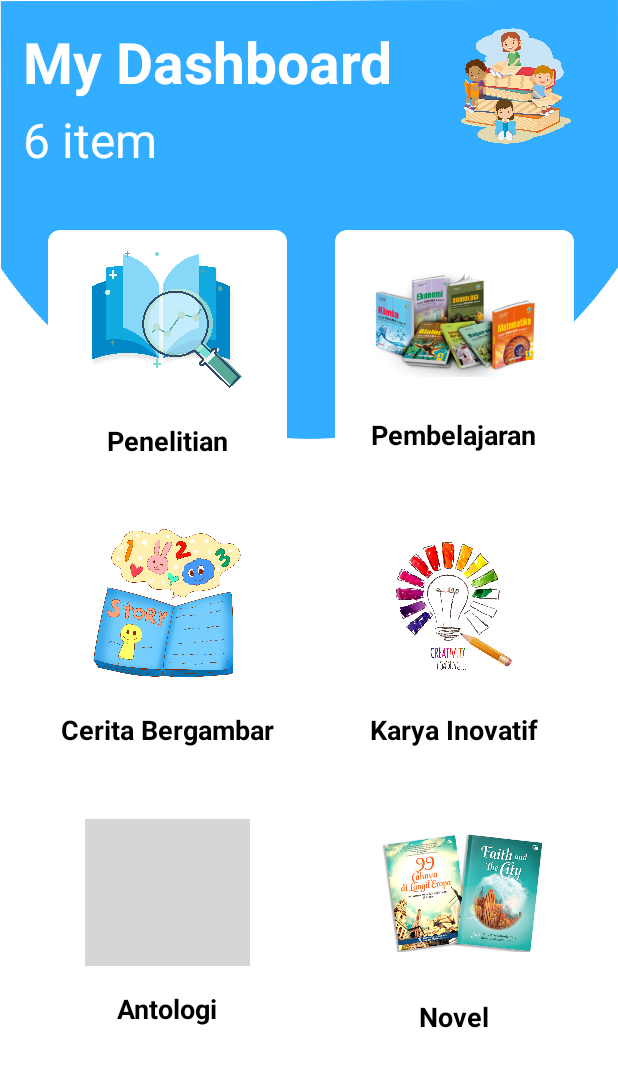
After one commit to koka180600/UIUXAplikasiMobile, an Android app: the DashboardActivity screen opened directly, with no data from a screen before it, on a phone screen of 412 x 824 dp. The commit adds this screen. Shown: the top 1067 px of the screen. Run offline under Robolectric (Android 15) with nearby library versions, the light colour scheme and no system bars; grey boxes are pictures that could not be loaded.

Commit message:
DashboardActivity

```diff
--- a/app/src/main/AndroidManifest.xml
+++ b/app/src/main/AndroidManifest.xml
@@ -9,6 +9,9 @@
         android:roundIcon="@mipmap/ic_launcher_round"
         android:supportsRtl="true"
         android:theme="@style/Theme.UIUXLogin">
+        <activity
+            android:name=".DashboardActivity"
+            android:exported="true" />
         <activity
             android:name=".LoginActivity"
             android:exported="false" />
--- /dev/null
+++ b/app/src/main/java/com/example/uiuxlogin/DashboardActivity.java
@@ -0,0 +1,14 @@
+package com.example.uiuxlogin;
+
+import androidx.appcompat.app.AppCompatActivity;
+
+import android.os.Bundle;
+
+public class DashboardActivity extends AppCompatActivity {
+
+    @Override
+    protected void onCreate(Bundle savedInstanceState) {
+        super.onCreate(savedInstanceState);
+        setContentView(R.layout.activity_dashboard);
+    }
+}
--- a/app/src/main/java/com/example/uiuxlogin/MainActivity.java
+++ b/app/src/main/java/com/example/uiuxlogin/MainActivity.java
@@ -2,13 +2,25 @@ package com.example.uiuxlogin;
 
 import androidx.appcompat.app.AppCompatActivity;
 
+import android.content.Intent;
 import android.os.Bundle;
+import android.view.View;
+import android.widget.Button;
 
 public class MainActivity extends AppCompatActivity {
-
+    Button login;
     @Override
     protected void onCreate(Bundle savedInstanceState) {
         super.onCreate(savedInstanceState);
         setContentView(R.layout.activity_main);
+        login = (Button) findViewById(R.id.btnLogin);
+        login.setOnClickListener(new View.OnClickListener() {
+            @Override
+            public void onClick(View view) {
+                startActivity(new Intent(MainActivity.this, DashboardActivity.class));
+            }
+        });
+
+
     }
 }
--- /dev/null
+++ b/app/src/main/res/layout/activity_dashboard.xml
@@ -0,0 +1,236 @@
+<?xml version="1.0" encoding="utf-8"?>
+<ScrollView xmlns:android="http://schemas.android.com/apk/res/android"
+    xmlns:app="http://schemas.android.com/apk/res-auto"
+    xmlns:tools="http://schemas.android.com/tools"
+    android:layout_width="match_parent"
+    android:layout_height="match_parent"
+    tools:context=".DashboardActivity"
+    android:background="@drawable/background1">
+
+    <androidx.constraintlayout.widget.ConstraintLayout
+        android:layout_width="match_parent"
+        android:layout_height="wrap_content"
+        >
+
+        <ImageView
+            android:id="@+id/profile_photo"
+            android:layout_width="84dp"
+            android:layout_height="84dp"
+            android:layout_marginTop="15dp"
+            android:layout_marginEnd="26dp"
+            android:src="@drawable/profile"
+            app:layout_constraintEnd_toEndOf="parent"
+            app:layout_constraintTop_toTopOf="parent"
+            tools:ignore="MissingConstraints" />
+
+        <TextView
+            android:id="@+id/MD"
+            android:layout_width="258dp"
+            android:layout_height="56dp"
+            android:layout_marginStart="15dp"
+            android:layout_marginTop="15dp"
+            android:text="My Dashboard"
+            android:textColor="@android:color/white"
+            android:textSize="38sp"
+            android:textStyle="bold"
+            app:layout_constraintStart_toStartOf="parent"
+            app:layout_constraintTop_toTopOf="parent"
+            tools:ignore="MissingConstraints" />
+
+        <TextView
+            android:id="@+id/item"
+            android:layout_width="143dp"
+            android:layout_height="43dp"
+            android:text="6 item"
+            android:textColor="@android:color/white"
+            android:textSize="32sp"
+            app:layout_constraintStart_toStartOf="@+id/MD"
+            app:layout_constraintTop_toBottomOf="@+id/MD"
+            tools:ignore="MissingConstraints" />
+
+        <GridLayout
+            android:id="@+id/grid_layout"
+            android:layout_width="match_parent"
+            android:layout_height="match_parent"
+            android:layout_marginHorizontal="16dp"
+            android:layout_marginTop="38dp"
+            android:columnCount="2"
+            android:rowCount="3"
+            app:layout_constraintBottom_toBottomOf="parent"
+            app:layout_constraintEnd_toEndOf="parent"
+            app:layout_constraintTop_toBottomOf="@+id/profile_photo">
+
+            <androidx.cardview.widget.CardView
+                android:id="@+id/penelitian"
+                android:layout_width="159dp"
+                android:layout_height="159dp"
+                android:layout_margin="16dp"
+                app:cardCornerRadius="8dp">
+                <LinearLayout
+                    android:layout_width="match_parent"
+                    android:layout_height="match_parent"
+                    android:orientation="vertical"
+                    android:gravity="center">
+
+                    <ImageView
+                        android:layout_width="105dp"
+                        android:layout_height="105dp"
+                        android:src="@drawable/penelitian"/>
+
+                    <TextView
+                        android:layout_width="wrap_content"
+                        android:layout_height="wrap_content"
+                        android:layout_marginTop="16dp"
+                        android:text="Penelitian"
+                        android:textColor="@android:color/black"
+                        android:textSize="18sp"
+                        android:textStyle="bold" />
+                </LinearLayout>
+            </androidx.cardview.widget.CardView>
+
+            <androidx.cardview.widget.CardView
+                android:id="@+id/card_view"
+                android:layout_width="159dp"
+                android:layout_height="159dp"
+                android:layout_margin="16dp"
+                app:cardCornerRadius="8dp">
+                <LinearLayout
+                    android:layout_width="match_parent"
+                    android:layout_height="match_parent"
+                    android:orientation="vertical"
+                    android:gravity="center">
+
+                    <ImageView
+                        android:layout_width="120dp"
+                        android:layout_height="98dp"
+                        android:src="@drawable/pembelajaran"/>
+
+                    <TextView
+                        android:layout_width="wrap_content"
+                        android:layout_height="wrap_content"
+                        android:layout_marginTop="16dp"
+                        android:text="Pembelajaran"
+                        android:textColor="@android:color/black"
+                        android:textSize="18sp"
+                        android:textStyle="bold" />
+                </LinearLayout>
+            </androidx.cardview.widget.CardView>
+
+            <androidx.cardview.widget.CardView
+                android:id="@+id/cergam"
+                android:layout_width="159dp"
+                android:layout_height="159dp"
+                android:layout_margin="16dp"
+                app:cardCornerRadius="8dp">
+                <LinearLayout
+                    android:layout_width="match_parent"
+                    android:layout_height="match_parent"
+                    android:orientation="vertical"
+                    android:gravity="center">
+
+                    <ImageView
+                        android:layout_width="120dp"
+                        android:layout_height="108dp"
+                        android:src="@drawable/cergam1"/>
+
+                    <TextView
+                        android:layout_width="wrap_content"
+                        android:layout_height="wrap_content"
+                        android:layout_marginTop="16dp"
+                        android:text="Cerita Bergambar"
+                        android:textColor="@android:color/black"
+                        android:textSize="18sp"
+                        android:textStyle="bold" />
+                </LinearLayout>
+            </androidx.cardview.widget.CardView>
+
+            <androidx.cardview.widget.CardView
+                android:id="@+id/inovatif"
+                android:layout_width="159dp"
+                android:layout_height="159dp"
+                android:layout_margin="16dp"
+                app:cardCornerRadius="8dp">
+                <LinearLayout
+                    android:layout_width="match_parent"
+                    android:layout_height="match_parent"
+                    android:orientation="vertical"
+                    android:gravity="center">
+
+                    <ImageView
+                        android:layout_width="120dp"
+                        android:layout_height="108dp"
+                        android:src="@drawable/kreatif"/>
+
+                    <TextView
+                        android:layout_width="wrap_content"
+                        android:layout_height="wrap_content"
+                        android:layout_marginTop="16dp"
+                        android:text="Karya Inovatif"
+                        android:textColor="@android:color/black"
+                        android:textSize="18sp"
+                        android:textStyle="bold" />
+                </LinearLayout>
+            </androidx.cardview.widget.CardView>
+
+            <androidx.cardview.widget.CardView
+                android:id="@+id/anto"
+                android:layout_width="159dp"
+                android:layout_height="159dp"
+                android:layout_margin="16dp"
+                app:cardCornerRadius="8dp">
+                <LinearLayout
+                    android:layout_width="match_parent"
+                    android:layout_height="match_parent"
+                    android:orientation="vertical"
+                    android:gravity="center">
+
+                    <ImageView
+                        android:layout_width="110dp"
+                        android:layout_height="98dp"
+                        android:src="@drawable/antologi"/>
+
+                    <TextView
+                        android:layout_width="wrap_content"
+                        android:layout_height="wrap_content"
+                        android:layout_marginTop="16dp"
+                        android:text="Antologi"
+                        android:textColor="@android:color/black"
+                        android:textSize="18sp"
+                        android:textStyle="bold" />
+                </LinearLayout>
+            </androidx.cardview.widget.CardView>
+
+            <androidx.cardview.widget.CardView
+                android:id="@+id/novel"
+                android:layout_width="159dp"
+                android:layout_height="159dp"
+                android:layout_margin="16dp"
+                app:cardCornerRadius="8dp">
+                <LinearLayout
+                    android:layout_width="match_parent"
+                    android:layout_height="match_parent"
+                    android:orientation="vertical"
+                    android:gravity="center">
+
+                    <ImageView
+                        android:layout_width="120dp"
+                        android:layout_height="108dp"
+                        android:src="@drawable/novel"/>
+
+                    <TextView
+                        android:layout_width="wrap_content"
+                        android:layout_height="wrap_content"
+                        android:layout_marginTop="16dp"
+                        android:text="Novel"
+                        android:textColor="@android:color/black"
+                        android:textSize="18sp"
+                        android:textStyle="bold" />
+                </LinearLayout>
+            </androidx.cardview.widget.CardView>
+
+        </GridLayout>
+
+
+    </androidx.constraintlayout.widget.ConstraintLayout>>
+
+</ScrollView>
--- a/app/src/main/res/values-night/themes.xml
+++ b/app/src/main/res/values-night/themes.xml
@@ -1,6 +1,6 @@
 <resources xmlns:tools="http://schemas.android.com/tools">
     <!-- Base application theme. -->
-    <style name="Theme.UIUXLogin" parent="Theme.MaterialComponents.DayNight.DarkActionBar">
+    <style name="Theme.UIUXLogin" parent="Theme.AppCompat.Light.NoActionBar">
         <!-- Primary brand color. -->
         <item name="colorPrimary">@color/purple_200</item>
         <item name="colorPrimaryVariant">@color/purple_700</item>
--- a/app/src/main/res/values/themes.xml
+++ b/app/src/main/res/values/themes.xml
@@ -1,6 +1,6 @@
 <resources xmlns:tools="http://schemas.android.com/tools">
     <!-- Base application theme. -->
-    <style name="Theme.UIUXLogin" parent="Theme.MaterialComponents.DayNight.DarkActionBar">
+    <style name="Theme.UIUXLogin" parent="Theme.AppCompat.Light.NoActionBar">
         <!-- Primary brand color. -->
         <item name="colorPrimary">@color/purple_500</item>
         <item name="colorPrimaryVariant">@color/purple_700</item>
```
Also changed, not shown: app/src/main/res/drawable/background1.png (added), app/src/main/res/drawable/cergam1.png (added), app/src/main/res/drawable/kreatif.png (added), app/src/main/res/drawable/novel.png (added), app/src/main/res/drawable/pembelajaran.png (added), app/src/main/res/drawable/penelitian.png (added), app/src/main/res/drawable/profile.png (added), 1 other file.
